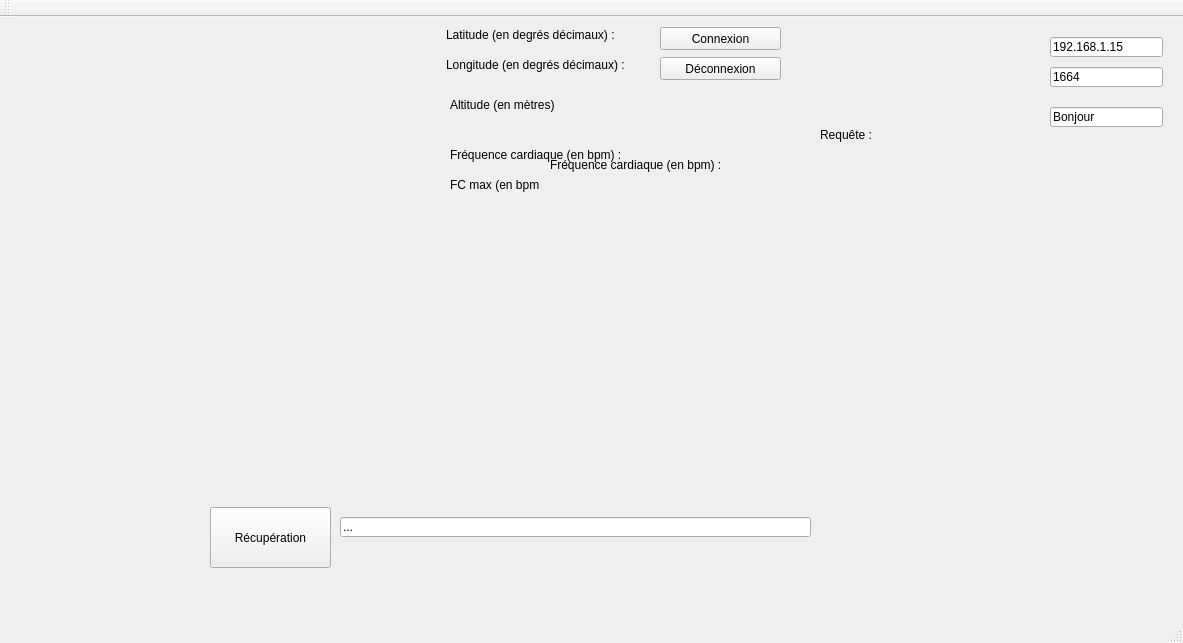
Smartineau901/marathon_rochelle, file mainwindow.ui: the form before one commit.
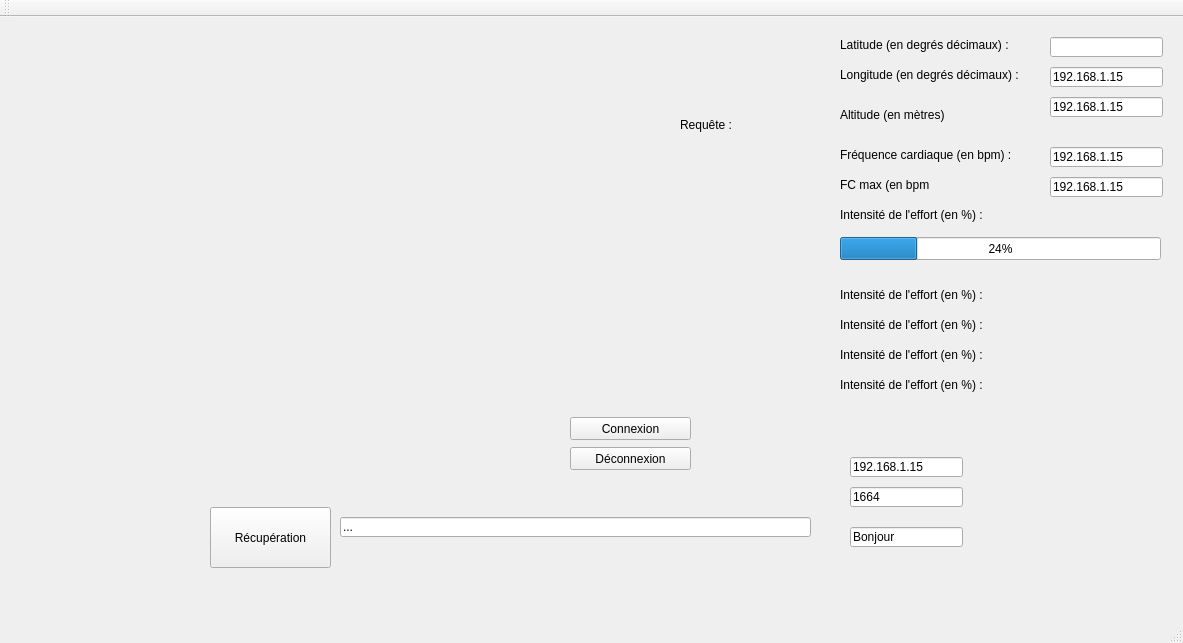
The form after the commit.

Commit message: commencement longitude

Diff of the .ui file:
```diff
--- a/mainwindow.ui
+++ b/mainwindow.ui
@@ -17,8 +17,8 @@
    <widget class="QLabel" name="label_1">
     <property name="geometry">
      <rect>
-      <x>446</x>
-      <y>10</y>
+      <x>840</x>
+      <y>20</y>
       <width>171</width>
       <height>16</height>
      </rect>
@@ -30,8 +30,8 @@
    <widget class="QLabel" name="label_2">
     <property name="geometry">
      <rect>
-      <x>446</x>
-      <y>40</y>
+      <x>840</x>
+      <y>50</y>
       <width>191</width>
       <height>16</height>
      </rect>
@@ -43,8 +43,8 @@
    <widget class="QLabel" name="label_3">
     <property name="geometry">
      <rect>
-      <x>820</x>
-      <y>110</y>
+      <x>680</x>
+      <y>100</y>
       <width>71</width>
       <height>16</height>
      </rect>
@@ -56,8 +56,8 @@
    <widget class="QLineEdit" name="lineEdit_ip">
     <property name="geometry">
      <rect>
-      <x>1050</x>
-      <y>20</y>
+      <x>850</x>
+      <y>440</y>
       <width>113</width>
       <height>20</height>
      </rect>
@@ -69,8 +69,8 @@
    <widget class="QLineEdit" name="lineEdit_port">
     <property name="geometry">
      <rect>
-      <x>1050</x>
-      <y>50</y>
+      <x>850</x>
+      <y>470</y>
       <width>113</width>
       <height>20</height>
      </rect>
@@ -82,8 +82,8 @@
    <widget class="QLineEdit" name="lineEdit_requete">
     <property name="geometry">
      <rect>
-      <x>1050</x>
-      <y>90</y>
+      <x>850</x>
+      <y>510</y>
       <width>113</width>
       <height>20</height>
      </rect>
@@ -95,8 +95,8 @@
    <widget class="QLabel" name="label_4">
     <property name="geometry">
      <rect>
-      <x>450</x>
-      <y>80</y>
+      <x>840</x>
+      <y>90</y>
       <width>191</width>
       <height>16</height>
      </rect>
@@ -121,8 +121,8 @@
    <widget class="QPushButton" name="connexionButton">
     <property name="geometry">
      <rect>
-      <x>660</x>
-      <y>10</y>
+      <x>570</x>
+      <y>400</y>
       <width>121</width>
       <height>23</height>
      </rect>
@@ -134,8 +134,8 @@
    <widget class="QPushButton" name="deconnexionButton">
     <property name="geometry">
      <rect>
-      <x>660</x>
-      <y>40</y>
+      <x>570</x>
+      <y>430</y>
       <width>121</width>
       <height>23</height>
      </rect>
@@ -160,7 +160,7 @@
    <widget class="QLabel" name="label_5">
     <property name="geometry">
      <rect>
-      <x>450</x>
+      <x>840</x>
       <y>130</y>
       <width>191</width>
       <height>16</height>
@@ -173,7 +173,7 @@
    <widget class="QLabel" name="label_6">
     <property name="geometry">
      <rect>
-      <x>450</x>
+      <x>840</x>
       <y>160</y>
       <width>191</width>
       <height>16</height>
@@ -186,14 +186,144 @@
    <widget class="QLabel" name="label_7">
     <property name="geometry">
      <rect>
-      <x>550</x>
-      <y>140</y>
+      <x>840</x>
+      <y>190</y>
       <width>191</width>
       <height>16</height>
      </rect>
     </property>
     <property name="text">
-     <string>Fréquence cardiaque (en bpm) :</string>
+     <string>Intensité de l'effort (en %) :</string>
+    </property>
+   </widget>
+   <widget class="QLineEdit" name="lineEdit_ip_2">
+    <property name="geometry">
+     <rect>
+      <x>1050</x>
+      <y>160</y>
+      <width>113</width>
+      <height>20</height>
+     </rect>
+    </property>
+    <property name="text">
+     <string>192.168.1.15</string>
+    </property>
+   </widget>
+   <widget class="QLineEdit" name="lineEdit_ip_3">
+    <property name="geometry">
+     <rect>
+      <x>1050</x>
+      <y>130</y>
+      <width>113</width>
+      <height>20</height>
+     </rect>
+    </property>
+    <property name="text">
+     <string>192.168.1.15</string>
+    </property>
+   </widget>
+   <widget class="QLineEdit" name="lineEdit_ip_4">
+    <property name="geometry">
+     <rect>
+      <x>1050</x>
+      <y>80</y>
+      <width>113</width>
+      <height>20</height>
+     </rect>
+    </property>
+    <property name="text">
+     <string>192.168.1.15</string>
+    </property>
+   </widget>
+   <widget class="QLineEdit" name="lineEdit_ip_5">
+    <property name="geometry">
+     <rect>
+      <x>1050</x>
+      <y>50</y>
+      <width>113</width>
+      <height>20</height>
+     </rect>
+    </property>
+    <property name="text">
+     <string>192.168.1.15</string>
+    </property>
+   </widget>
+   <widget class="QLineEdit" name="lineEdit_ip_6">
+    <property name="geometry">
+     <rect>
+      <x>1050</x>
+      <y>20</y>
+      <width>113</width>
+      <height>20</height>
+     </rect>
+    </property>
+    <property name="text">
+     <string/>
+    </property>
+   </widget>
+   <widget class="QProgressBar" name="progressBar">
+    <property name="geometry">
+     <rect>
+      <x>840</x>
+      <y>220</y>
+      <width>321</width>
+      <height>23</height>
+     </rect>
+    </property>
+    <property name="value">
+     <number>24</number>
+    </property>
+   </widget>
+   <widget class="QLabel" name="label_8">
+    <property name="geometry">
+     <rect>
+      <x>840</x>
+      <y>270</y>
+      <width>191</width>
+      <height>16</height>
+     </rect>
+    </property>
+    <property name="text">
+     <string>Intensité de l'effort (en %) :</string>
+    </property>
+   </widget>
+   <widget class="QLabel" name="label_9">
+    <property name="geometry">
+     <rect>
+      <x>840</x>
+      <y>300</y>
+      <width>191</width>
+      <height>16</height>
+     </rect>
+    </property>
+    <property name="text">
+     <string>Intensité de l'effort (en %) :</string>
+    </property>
+   </widget>
+   <widget class="QLabel" name="label_10">
+    <property name="geometry">
+     <rect>
+      <x>840</x>
+      <y>360</y>
+      <width>191</width>
+      <height>16</height>
+     </rect>
+    </property>
+    <property name="text">
+     <string>Intensité de l'effort (en %) :</string>
+    </property>
+   </widget>
+   <widget class="QLabel" name="label_12">
+    <property name="geometry">
+     <rect>
+      <x>840</x>
+      <y>330</y>
+      <width>191</width>
+      <height>16</height>
+     </rect>
+    </property>
+    <property name="text">
+     <string>Intensité de l'effort (en %) :</string>
     </property>
    </widget>
   </widget>
```
The commit also changes 1 other file.
